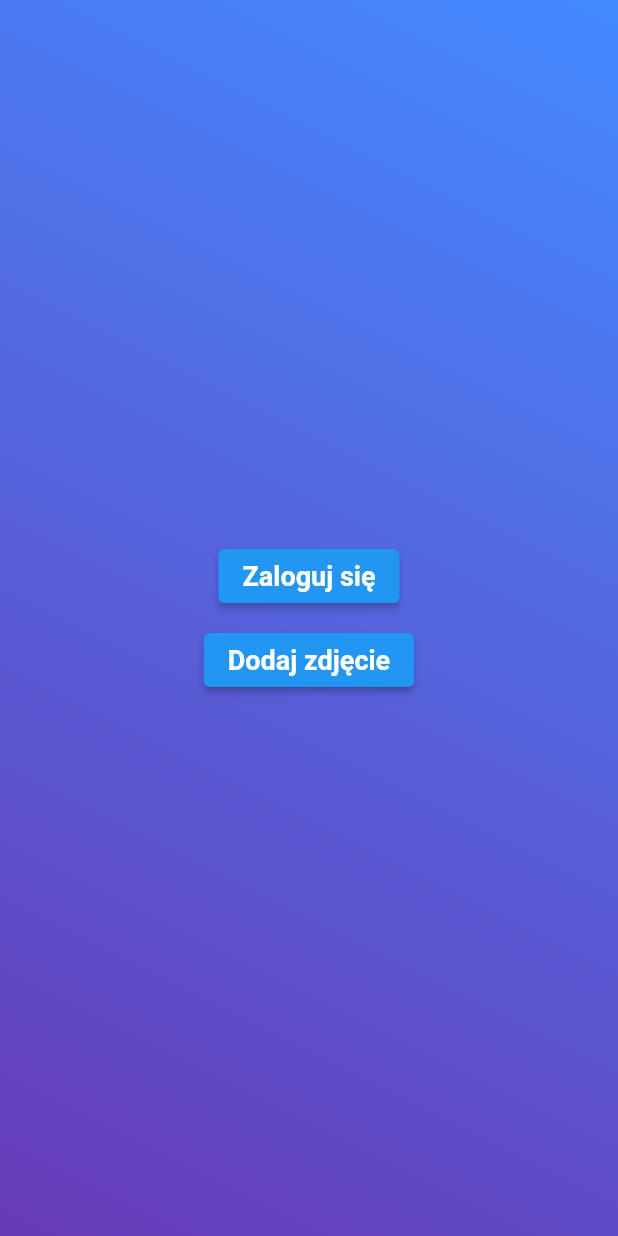
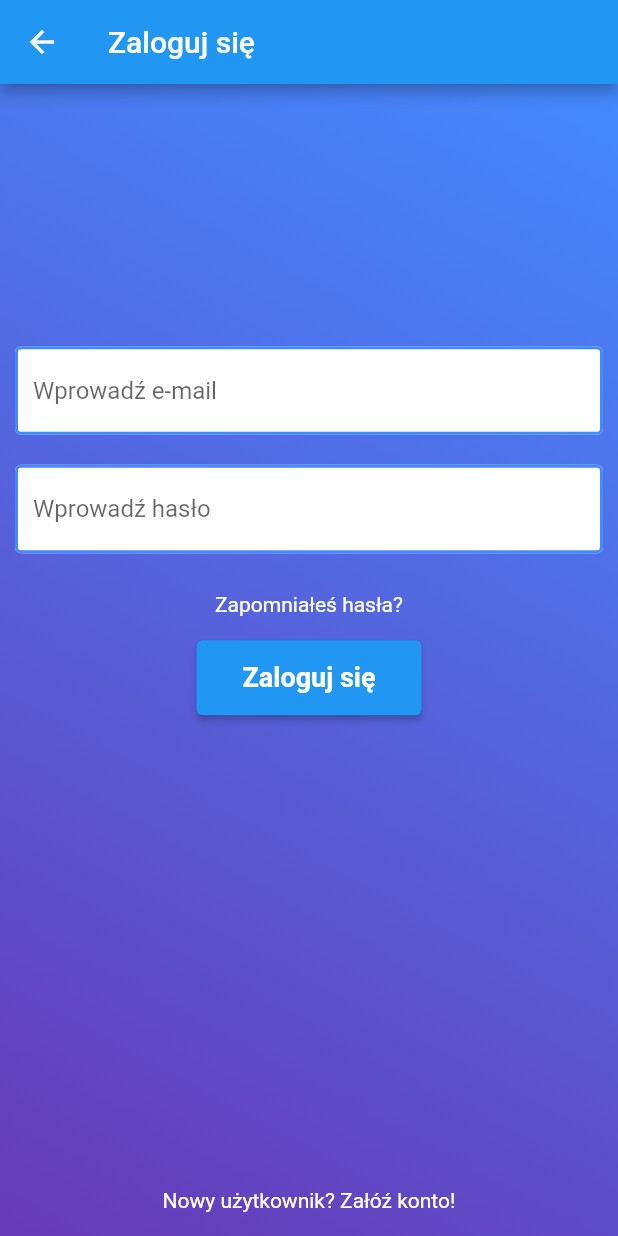
Before and after one commit to Mikey3D99/flutter_ui_demo, a Flutter app: the screen it shows after launch, after a tap on "Zaloguj się", on a phone screen of 412 x 824 dp. Run offline on Flutter 3.47's test engine with Material 2 defaults, Android fonts, the phone set to English and light mode, and no system bars.

Commit message:
add background widget and login widget

```diff
--- a/lib/constants/constants.dart
+++ b/lib/constants/constants.dart
@@ -1,2 +1,6 @@
 const String loginButtonText = 'Zaloguj się';
 const String addPhotoButtonText = 'Dodaj zdjęcie';
+const String inputEmailText = 'Wprowadź e-mail';
+const String inputPasswordText = 'Wprowadź hasło';
+const String forgotPasswordText = 'Zapomniałeś hasła?';
+const String newUserButtonText = 'Nowy użytkownik? Załóź konto!';
--- /dev/null
+++ b/lib/widgets/background/background_widget.dart
@@ -0,0 +1,21 @@
+import 'package:flutter/material.dart';
+
+class BackgroundContainer extends StatelessWidget {
+  final Widget child;
+
+  const BackgroundContainer({super.key, required this.child});
+
+  @override
+  Widget build(BuildContext context) {
+    return Container(
+      decoration: const BoxDecoration(
+        gradient: LinearGradient(
+          begin: Alignment.topRight,
+          end: Alignment.bottomLeft,
+          colors: [Colors.blueAccent, Colors.deepPurple],
+        ),
+      ),
+      child: child,
+    );
+  }
+}
--- a/lib/widgets/home_page/home_page.dart
+++ b/lib/widgets/home_page/home_page.dart
@@ -1,54 +1,64 @@
 import 'package:flutter/material.dart';
 import 'package:flutter_ui_demo/constants/constants.dart';
+import 'package:flutter_ui_demo/widgets/login/login.dart';
+import 'package:flutter_ui_demo/widgets/background/background_widget.dart';
 
 class HomePage extends StatelessWidget {
   const HomePage({Key? key}) : super(key: key);
 
+  void _handleLogin(BuildContext context) {
+    Navigator.push(
+        context,
+        MaterialPageRoute(
+            builder: (context) => const LoginWidget()));
+  }
+
+  void _handleAddPhoto() {}
+
   @override
   Widget build(BuildContext context) {
     return Scaffold(
-        body: Container(
-          decoration: const BoxDecoration(
-            gradient: LinearGradient(
-              begin: Alignment.topRight,
-              end: Alignment.bottomLeft,
-              colors: [
-                Colors.blueAccent,
-                Colors.deepPurple
-              ]
-            )
-          ),
+      body: BackgroundContainer(
         child: Center(
+          child: Padding(
+            padding: const EdgeInsets.all(8),
             child: Column(
               mainAxisAlignment: MainAxisAlignment.center,
               children: [
-                ElevatedButton(
-                  onPressed: () {
-                    // Navigate to the first widget
-                  },
+                SizedBox(
+                  width: 150,
+                  height: 50,
+                  child: ElevatedButton(
+                    onPressed: () => _handleLogin(context),
                     child: const Text(
                       loginButtonText,
                       style: TextStyle(
                         fontSize: 18,
                         fontWeight: FontWeight.bold,
-                  ),),
                       ),
-                const SizedBox(height: 8),
-                ElevatedButton(
-                  onPressed: () {
-                    // Navigate to the first widget
-                  },
+                    ),
+                  ),
+                ),
+                const SizedBox(height: 10,),
+                SizedBox(
+                  width: 150,
+                  height: 50,
+                  child: ElevatedButton(
+                    onPressed: _handleAddPhoto,
                     child: const Text(
                       addPhotoButtonText,
                       style: TextStyle(
                         fontSize: 18,
                         fontWeight: FontWeight.bold,
-                    ),),
+                      ),
+                    ),
+                  ),
                 ),
               ],
             ),
           ),
         ),
+      )
     );
   }
 }
--- /dev/null
+++ b/lib/widgets/login/login.dart
@@ -0,0 +1,115 @@
+import 'package:flutter/material.dart';
+import 'package:flutter_ui_demo/widgets/background/background_widget.dart';
+import 'package:flutter_ui_demo/constants/constants.dart';
+
+class LoginWidget extends StatefulWidget {
+  const LoginWidget({Key? key}) : super(key: key);
+
+  @override
+  LoginWidgetState createState() => LoginWidgetState();
+}
+
+class LoginWidgetState extends State<LoginWidget> {
+
+  @override
+  Widget build(BuildContext context) {
+    final screenHeight = MediaQuery.of(context).size.height;
+    final paddingHeight = screenHeight / 5;
+
+    return Scaffold(
+      appBar: AppBar(
+        title: const Text(loginButtonText),
+      ),
+      body: BackgroundContainer(
+        child: Padding(
+            padding: EdgeInsets.only(top: paddingHeight),
+            child: Column(
+              children: [
+                const Padding(
+                  padding: EdgeInsets.all(10),
+                  child: TextField(
+                    decoration: InputDecoration(
+                      hintText: inputEmailText,
+                      filled: true,
+                      fillColor: Colors.white,
+                      // set the background color of the TextField
+                      enabledBorder: OutlineInputBorder(
+                        borderSide: BorderSide(
+                            color: Colors.blueAccent,
+                            width:
+                                2.0), // set the border color and width of the TextField
+                      ),
+                      focusedBorder: OutlineInputBorder(
+                        borderSide: BorderSide(
+                            color: Colors.blueAccent,
+                            width:
+                                2.0), // set the border color and width of the TextField when it's focused
+                      ),
+                    ),
+                  ),
+                ),
+                const Padding(
+                  padding: EdgeInsets.all(10),
+                  child: TextField(
+                    decoration: InputDecoration(
+                      hintText: inputPasswordText,
+                      filled: true,
+                      fillColor: Colors.white,
+                      // set the background color of the TextField
+                      enabledBorder: OutlineInputBorder(
+                        borderSide: BorderSide(
+                            color: Colors.blueAccent,
+                            width:
+                            2.0), // set the border color and width of the TextField
+                      ),
+                      focusedBorder: OutlineInputBorder(
+                        borderSide: BorderSide(
+                            color: Colors.blueAccent,
+                            width:
+                            2.0), // set the border color and width of the TextField when it's focused
+                      ),
+                    ),
+                  ),
+                ),
+                TextButton(
+                  style: TextButton.styleFrom(
+                    textStyle: const TextStyle(fontSize: 14),
+                    foregroundColor: Colors.white, // set the text color to red
+                  ),
+                  onPressed: () {},
+                  child: const Text(forgotPasswordText),
+                ),
+                SizedBox(
+                  width: 150,
+                  height: 50,
+                  child: ElevatedButton(
+                    onPressed: () {},
+                    child: const Text(
+                      loginButtonText,
+                      style: TextStyle(
+                        fontSize: 18,
+                        fontWeight: FontWeight.bold,
+                      ),
+                    ),
+                  ),
+                ),
+                Expanded(
+                  child: Align(
+                    alignment: Alignment.bottomCenter,
+                    child: TextButton(
+                      style: TextButton.styleFrom(
+                        textStyle: const TextStyle(fontSize: 14),
+                        foregroundColor: Colors.white,
+                      ),
+                      onPressed: () {},
+                      child: const Text(newUserButtonText),
+                    ),
+                  ),
+                ),
+              ],
+            )),
+      ),
+    );
+  }
+// stateful logic and variables here
+}
```
Lines whose indentation alone changed are shown as unchanged.
